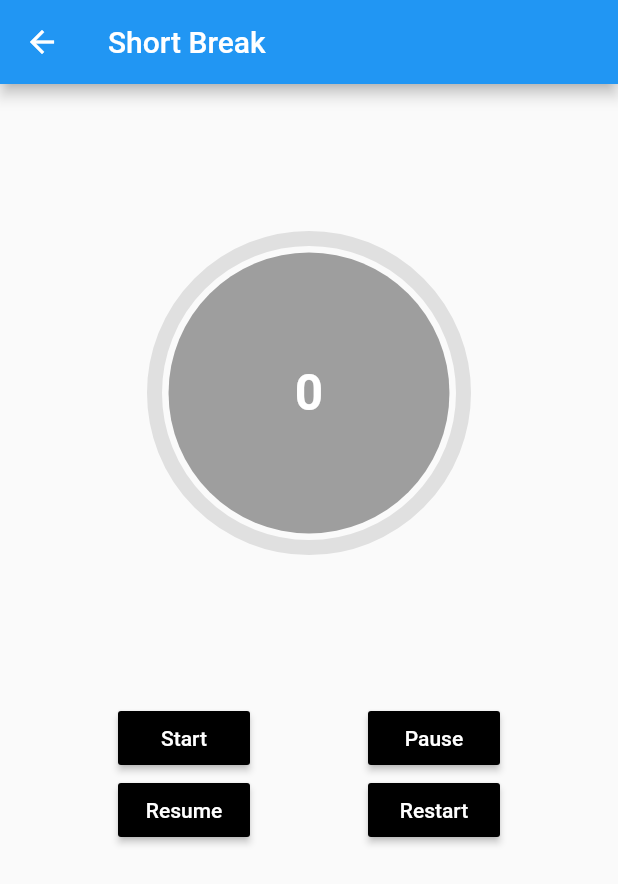
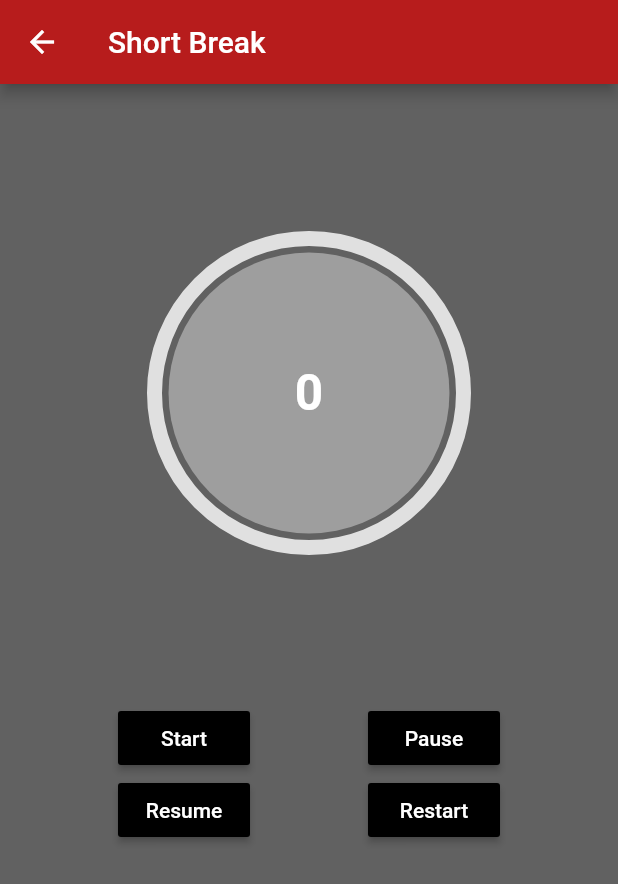
Before and after one commit to Harshal12355/pomodoro_timer, a Flutter app: the screen it shows after launch, after a tap on "Short Break", on a phone screen of 412 x 824 dp. Shown: the top 884 px of the screen. Run offline on Flutter 3.47's test engine with Material 2 defaults, Android fonts, the phone set to English and light mode, and no system bars; drawn by our look-alikes of circular_countdown_timer.

Commit message:
Colour scheme added

```diff
--- a/lib/Long_Break.dart
+++ b/lib/Long_Break.dart
@@ -18,8 +18,10 @@ class _LPageState extends State<LPage> {
   @override
   Widget build(BuildContext context) {
     return Scaffold(
+      backgroundColor: Colors.grey[700],
       appBar: AppBar(
         title: Text("Long Break"),
+        backgroundColor: Colors.red[900],
       ),
       body: Column(
         children: [
--- a/lib/Short_Break.dart
+++ b/lib/Short_Break.dart
@@ -18,8 +18,10 @@ class _SPageState extends State<SPage> {
   @override
   Widget build(BuildContext context) {
     return Scaffold(
+      backgroundColor: Colors.grey[700],
       appBar: AppBar(
         title: Text("Short Break"),
+        backgroundColor: Colors.red[900],
       ),
       body: Column(
         children: [
--- a/lib/main.dart
+++ b/lib/main.dart
@@ -14,7 +14,8 @@ class MyApp extends StatelessWidget {
   @override
   Widget build(BuildContext context) {
     return MaterialApp(
-      title: 'Flutter Demo',
+      title: 'Pomodoro Timer',
+      debugShowCheckedModeBanner: false,
       home: Pomodoro(),
     );
   }
@@ -36,8 +37,12 @@ class _PomodoroState extends State<Pomodoro> {
   Widget build(BuildContext context) {
     return SafeArea(
         child: Scaffold(
+          backgroundColor: Colors.grey[700],
           appBar: AppBar(
-            title: Text("Pomodoro Timer"),
+            title: Center(
+                child: Text("Pomodoro Timer")
+            ),
+            backgroundColor: Colors.red[900],
           ),
           body: Column(
             children: <Widget>[
@@ -46,23 +51,31 @@ class _PomodoroState extends State<Pomodoro> {
                 child: Row(
                   mainAxisAlignment: MainAxisAlignment.spaceEvenly,
                   children: <Widget>[
-                    FlatButton(
+                    RaisedButton(
                       onPressed: () {
                         Navigator.push(
                           context,
                           MaterialPageRoute(builder: (context) => SPage()),
                         );
                       },
-                      child: Text("Short Break"),
+                      child: Text(
+                          "Short Break",
+                          style: TextStyle(color: Colors.white),
+                      ),
+                      color: Colors.black,
                     ),
-                    FlatButton(
+                    RaisedButton(
                       onPressed: () {
                         Navigator.push(
                           context,
                           MaterialPageRoute(builder: (context) => LPage()),
                         );
                       },
-                      child: Text("Long Break"),
+                      child: Text(
+                          "Long Break",
+                          style: TextStyle(color: Colors.white),
+                      ),
+                      color: Colors.black,
                     ),
                   ]
                 ),
```
